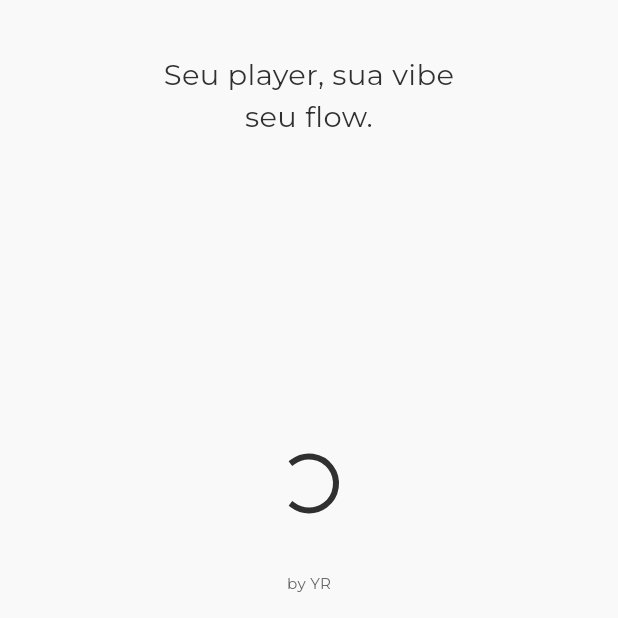
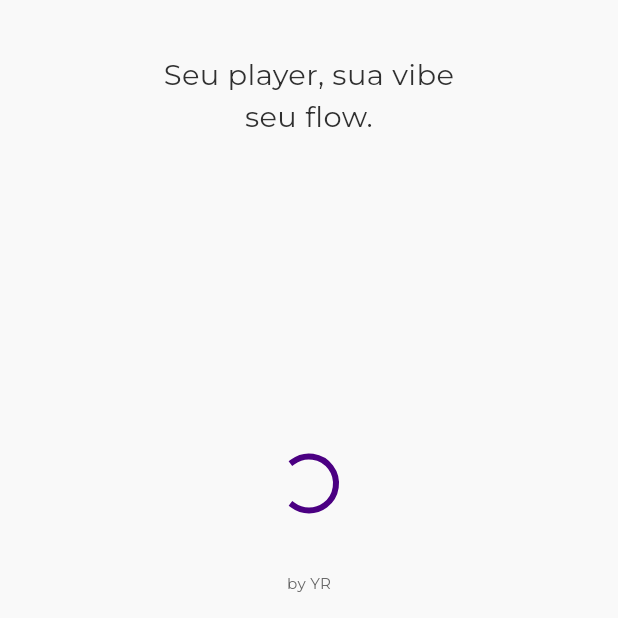
Before and after one commit to Chupirisco/zuarte-player, a Flutter app: the SplashScreen screen opened by its route, on a phone screen of 412 x 824 dp, the part 618-1236 px from its top. Run offline on Flutter 3.47's test engine with Material 3 defaults, Android fonts, the phone set to English and light mode, and no system bars; our stand-ins replace just_audio, on_audio_query, scrollable_positioned_list, shared_preferences, sizer, text_scroll; missing offline and left inert: iconify_flutter, miniplayer; accounts and stored records are empty; statements that could not run were skipped.

Commit message:
style: stylized button and progression indicator on loading screen :gem:

```diff
--- a/zuarte/lib/views/splash_screen/splash_screen.dart
+++ b/zuarte/lib/views/splash_screen/splash_screen.dart
@@ -69,8 +69,9 @@ class _SplashScreenState extends State<SplashScreen> {
             ),
             const Spacer(),
             showLoading
-                ? CircularProgressIndicator()
+                ? CircularProgressIndicator(color: theme.secondaryContainer)
                 : ElevatedButton(
+                    style: buttonStyle(theme),
                     onPressed: () async {
                       bool permission = await _audioQuery.permissionsStatus();
                       if (!permission) {
@@ -82,7 +83,14 @@ class _SplashScreenState extends State<SplashScreen> {
                       }
                       await handlePermissionFlow();
                     },
-                    child: Text('aperte aqui'),
+                    child: Text(
+                      'aperte aqui',
+                      style: textStyle(
+                        size: 16,
+                        color: theme.primary,
+                        fontWeight: FontWeight.bold,
+                      ),
+                    ),
                   ),
             SizedBox(height: height * 0.05),
             Text('by YR', style: textStyle(size: 13, color: theme.secondary)),
@@ -107,4 +115,11 @@ class _SplashScreenState extends State<SplashScreen> {
     if (!mounted) return;
     Navigator.of(context).pushNamedAndRemoveUntil('/app_nav_bar', (_) => false);
   }
+
+  ButtonStyle buttonStyle(ColorScheme theme) {
+    return ButtonStyle(
+      backgroundColor: WidgetStatePropertyAll(theme.onPrimaryContainer),
+      minimumSize: WidgetStatePropertyAll(Size(50.w, 5.h)),
+    );
+  }
 }
```
